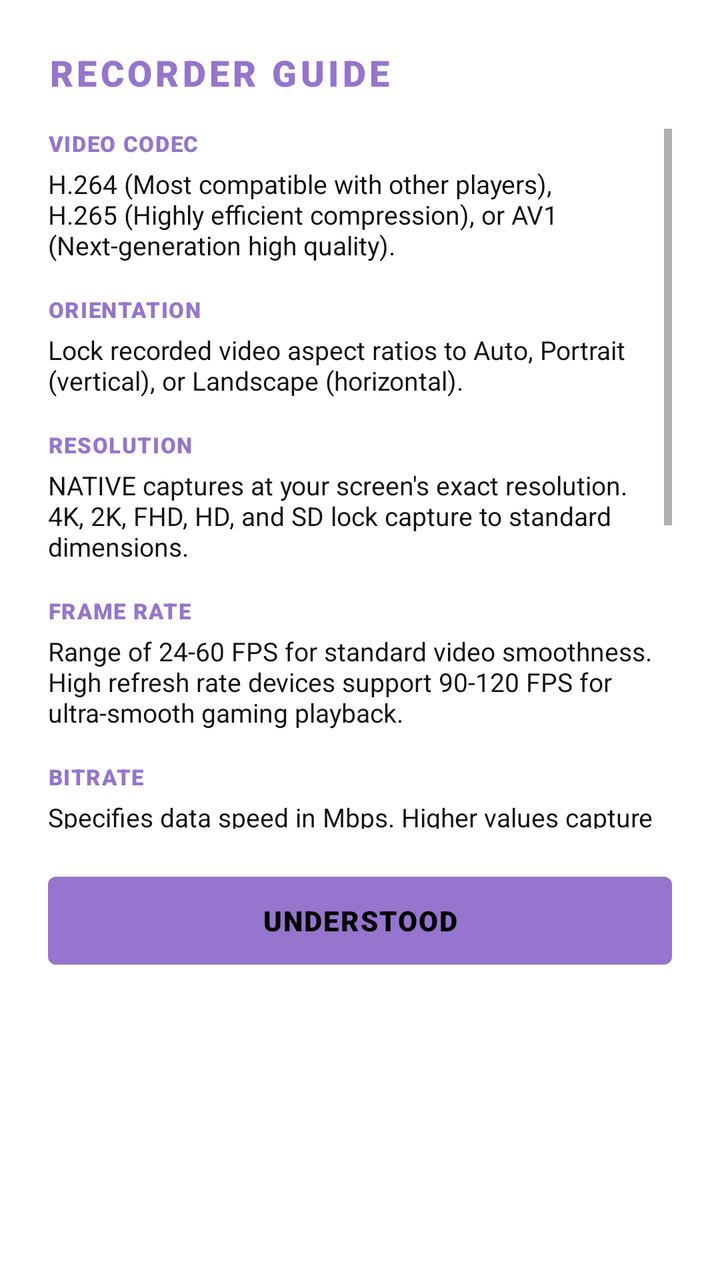
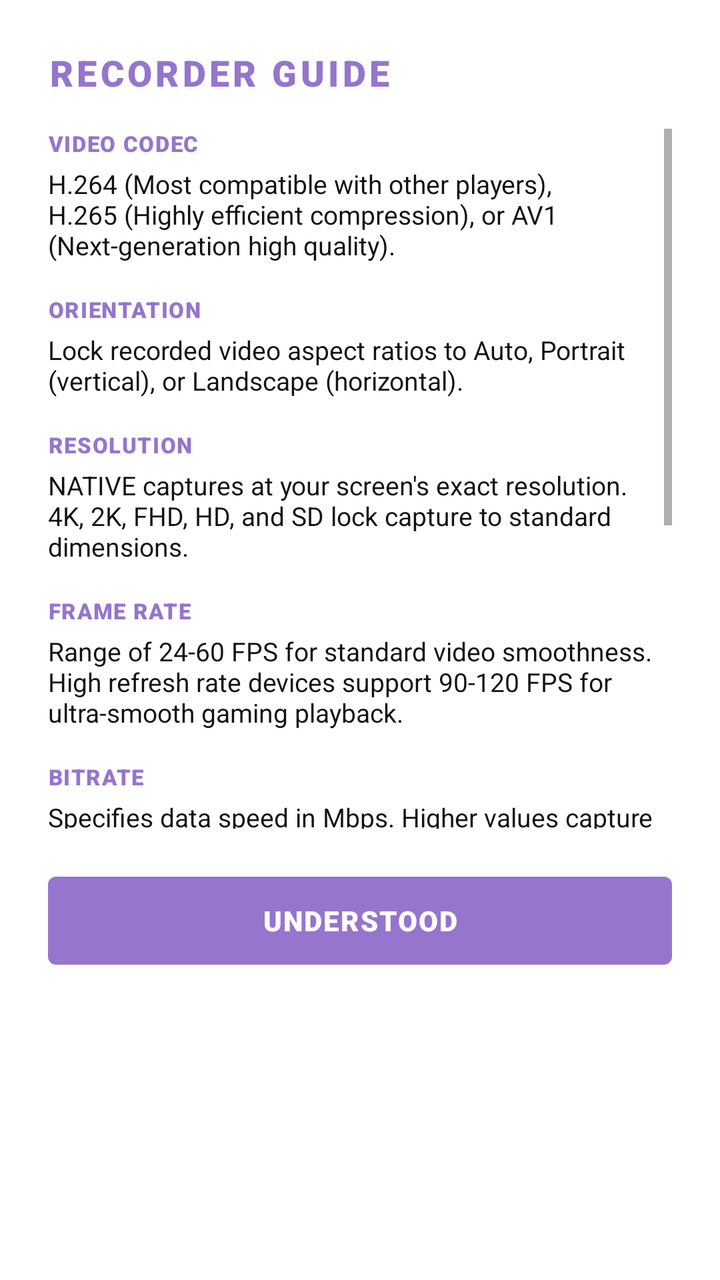

Screens rendered from an Android XML layout before and after an edit, with the pre-edit source and the edit as a unified diff.
<!-- AndroidManifest.xml: application theme Theme.RecorderX -->
<!-- res/layout/dialog_guide.xml -->
<?xml version="1.0" encoding="utf-8"?>
<com.google.android.material.card.MaterialCardView
    xmlns:android="http://schemas.android.com/apk/res/android"
    xmlns:app="http://schemas.android.com/apk/res-auto"
    android:layout_width="match_parent"
    android:layout_height="wrap_content"
    app:cardCornerRadius="12dp"
    app:strokeWidth="0dp"
    app:cardBackgroundColor="@color/bg_main">

    <LinearLayout
        android:layout_width="match_parent"
        android:layout_height="wrap_content"
        android:orientation="vertical"
        android:padding="24dp">

        
        <TextView
            android:id="@+id/dialogTitle"
            android:layout_width="wrap_content"
            android:layout_height="wrap_content"
            android:text="@string/guide_title"
            android:fontFamily="sans-serif-black"
            android:textColor="@color/accent_lavender"
            android:textSize="18sp"
            android:letterSpacing="0.1"
            android:layout_marginBottom="16dp"/>

        
        <androidx.core.widget.NestedScrollView
            android:layout_width="match_parent"
            android:layout_height="350dp"
            android:layout_marginBottom="20dp"
            android:scrollbars="vertical">

            <LinearLayout
                android:layout_width="match_parent"
                android:layout_height="wrap_content"
                android:orientation="vertical">

                
                <LinearLayout
                    android:layout_width="match_parent"
                    android:layout_height="wrap_content"
                    android:orientation="vertical"
                    android:layout_marginBottom="16dp">
                    <TextView
                        android:layout_width="wrap_content"
                        android:layout_height="wrap_content"
                        android:text="@string/video_codec_label"
                        android:fontFamily="sans-serif-black"
                        android:textColor="@color/accent_lavender"
                        android:textSize="11sp"
                        android:letterSpacing="0.05"/>
                    <TextView
                        android:layout_width="match_parent"
                        android:layout_height="wrap_content"
                        android:text="@string/guide_codec_desc"
                        android:textColor="@color/text_primary"
                        android:textSize="13sp"
                        android:fontFamily="sans-serif"
                        android:layout_marginTop="4dp" />
                </LinearLayout>

                
                <LinearLayout
                    android:layout_width="match_parent"
                    android:layout_height="wrap_content"
                    android:orientation="vertical"
                    android:layout_marginBottom="16dp">
                    <TextView
                        android:layout_width="wrap_content"
                        android:layout_height="wrap_content"
                        android:text="@string/orientation_label"
                        android:fontFamily="sans-serif-black"
                        android:textColor="@color/accent_lavender"
                        android:textSize="11sp"
                        android:letterSpacing="0.05"/>
                    <TextView
                        android:layout_width="match_parent"
                        android:layout_height="wrap_content"
                        android:text="@string/guide_orientation_desc"
                        android:textColor="@color/text_primary"
                        android:textSize="13sp"
                        android:fontFamily="sans-serif"
                        android:layout_marginTop="4dp" />
                </LinearLayout>

                
                <LinearLayout
                    android:layout_width="match_parent"
                    android:layout_height="wrap_content"
                    android:orientation="vertical"
                    android:layout_marginBottom="16dp">
                    <TextView
                        android:layout_width="wrap_content"
                        android:layout_height="wrap_content"
                        android:text="@string/resolution_label"
                        android:fontFamily="sans-serif-black"
                        android:textColor="@color/accent_lavender"
                        android:textSize="11sp"
                        android:letterSpacing="0.05"/>
                    <TextView
                        android:layout_width="match_parent"
                        android:layout_height="wrap_content"
                        android:text="@string/guide_resolution_desc"
                        android:textColor="@color/text_primary"
                        android:textSize="13sp"
                        android:fontFamily="sans-serif"
                        android:layout_marginTop="4dp" />
                </LinearLayout>

                
                <LinearLayout
                    android:layout_width="match_parent"
                    android:layout_height="wrap_content"
                    android:orientation="vertical"
                    android:layout_marginBottom="16dp">
                    <TextView
                        android:layout_width="wrap_content"
                        android:layout_height="wrap_content"
                        android:text="@string/fps_label"
                        android:fontFamily="sans-serif-black"
                        android:textColor="@color/accent_lavender"
                        android:textSize="11sp"
                        android:letterSpacing="0.05"/>
                    <TextView
                        android:layout_width="match_parent"
                        android:layout_height="wrap_content"
                        android:text="@string/guide_fps_desc"
                        android:textColor="@color/text_primary"
                        android:textSize="13sp"
                        android:fontFamily="sans-serif"
                        android:layout_marginTop="4dp" />
                </LinearLayout>

                
                <LinearLayout
                    android:layout_width="match_parent"
                    android:layout_height="wrap_content"
                    android:orientation="vertical"
                    android:layout_marginBottom="16dp">
                    <TextView
                        android:layout_width="wrap_content"
                        android:layout_height="wrap_content"
                        android:text="@string/bitrate_label"
                        android:fontFamily="sans-serif-black"
                        android:textColor="@color/accent_lavender"
                        android:textSize="11sp"
                        android:letterSpacing="0.05"/>
                    <TextView
                        android:layout_width="match_parent"
                        android:layout_height="wrap_content"
                        android:text="@string/guide_bitrate_desc"
                        android:textColor="@color/text_primary"
                        android:textSize="13sp"
                        android:fontFamily="sans-serif"
                        android:layout_marginTop="4dp" />
                </LinearLayout>

                
                <LinearLayout
                    android:layout_width="match_parent"
                    android:layout_height="wrap_content"
                    android:orientation="vertical"
                    android:layout_marginBottom="16dp">
                    <TextView
                        android:layout_width="wrap_content"
                        android:layout_height="wrap_content"
                        android:text="@string/bitrate_mode_label"
                        android:fontFamily="sans-serif-black"
                        android:textColor="@color/accent_lavender"
                        android:textSize="11sp"
                        android:letterSpacing="0.05"/>
                    <TextView
                        android:layout_width="match_parent"
                        android:layout_height="wrap_content"
                        android:text="@string/guide_bitrate_mode_desc"
                        android:textColor="@color/text_primary"
                        android:textSize="13sp"
                        android:fontFamily="sans-serif"
                        android:layout_marginTop="4dp" />
                </LinearLayout>

                
                <LinearLayout
                    android:layout_width="match_parent"
                    android:layout_height="wrap_content"
                    android:orientation="vertical"
                    android:layout_marginBottom="16dp">
                    <TextView
                        android:layout_width="wrap_content"
                        android:layout_height="wrap_content"
                        android:text="@string/audio_source_label"
                        android:fontFamily="sans-serif-black"
                        android:textColor="@color/accent_lavender"
                        android:textSize="11sp"
                        android:letterSpacing="0.05"/>
                    <TextView
                        android:layout_width="match_parent"
                        android:layout_height="wrap_content"
                        android:text="@string/guide_audio_source_desc"
                        android:textColor="@color/text_primary"
                        android:textSize="13sp"
                        android:fontFamily="sans-serif"
                        android:layout_marginTop="4dp" />
                </LinearLayout>

                
                <LinearLayout
                    android:layout_width="match_parent"
                    android:layout_height="wrap_content"
                    android:orientation="vertical">
                    <TextView
                        android:layout_width="wrap_content"
                        android:layout_height="wrap_content"
                        android:text="@string/audio_quality_label"
                        android:fontFamily="sans-serif-black"
                        android:textColor="@color/accent_lavender"
                        android:textSize="11sp"
                        android:letterSpacing="0.05"/>
                    <TextView
                        android:layout_width="match_parent"
                        android:layout_height="wrap_content"
                        android:text="@string/guide_audio_quality_desc"
                        android:textColor="@color/text_primary"
                        android:textSize="13sp"
                        android:fontFamily="sans-serif"
                        android:layout_marginTop="4dp" />
                </LinearLayout>

            </LinearLayout>
        </androidx.core.widget.NestedScrollView>

        
        <com.google.android.material.button.MaterialButton
            android:id="@+id/btnUnderstood"
            android:layout_width="match_parent"
            android:layout_height="52dp"
            android:text="@string/guide_understood"
            android:textColor="@color/black"
            android:textSize="14sp"
            android:fontFamily="sans-serif-black"
            android:letterSpacing="0.05"
            app:backgroundTint="@color/accent_lavender"
            app:cornerRadius="4dp"
            android:elevation="0dp" />

    </LinearLayout>
</com.google.android.material.card.MaterialCardView>
<!-- resources referenced by this layout -->
<resources>
  <color name="accent_lavender">#9575CD</color>
  <color name="bg_main">#FFFFFF</color>
  <color name="black">#FF000000</color>
  <color name="text_primary">#121212</color>
  <string name="audio_quality_label">AUDIO QUALITY</string>
  <string name="audio_source_label">AUDIO SOURCE</string>
  <string name="bitrate_label">BITRATE</string>
  <string name="bitrate_mode_label">BITRATE MODE</string>
  <string name="fps_label">FRAME RATE</string>
  <string name="guide_audio_quality_desc">Adjust audio sample rate and encoding bitrate. Higher tiers provide cleaner, noise-free sound details.</string>
  <string name="guide_audio_source_desc">Choose from Silence (OFF), Microphone (MIC), System Internal Loopback (SYS), or MIX (SYS+MIC) to record both together.</string>
  <string name="guide_bitrate_desc">Specifies data speed in Mbps. Higher values capture sharper details during movement but result in larger video files.</string>
  <string name="guide_bitrate_mode_desc">VBR (Variable Bitrate) dynamically scales data rate to save storage. CBR (Constant Bitrate) forces high details regardless of movement.</string>
  <string name="guide_codec_desc">H.264 (Most compatible with other players), H.265 (Highly efficient compression), or AV1 (Next-generation high quality).</string>
  <string name="guide_fps_desc">Range of 24-60 FPS for standard video smoothness. High refresh rate devices support 90-120 FPS for ultra-smooth gaming playback.</string>
  <string name="guide_orientation_desc">Lock recorded video aspect ratios to Auto, Portrait (vertical), or Landscape (horizontal).</string>
  <string name="guide_resolution_desc">NATIVE captures at your screen\'s exact resolution. 4K, 2K, FHD, HD, and SD lock capture to standard dimensions.</string>
  <string name="guide_title">RECORDER GUIDE</string>
  <string name="guide_understood">UNDERSTOOD</string>
  <string name="orientation_label">ORIENTATION</string>
  <string name="resolution_label">RESOLUTION</string>
  <string name="video_codec_label">VIDEO CODEC</string>
  <style name="Theme.RecorderX" parent="Theme.Material3.DayNight.NoActionBar">
          <item name="colorPrimary">@color/accent_lavender</item>
          <item name="android:windowBackground">@color/bg_main</item>
          <item name="android:statusBarColor">@color/bg_main</item>
          <item name="android:navigationBarColor">@color/bg_main</item>
          <item name="colorSecondary">@color/accent_lavender_dim</item>
          <item name="colorTertiary">@color/text_secondary</item>
          <item name="android:textColorPrimary">@color/text_primary</item>
          <item name="android:textColorSecondary">@color/text_secondary</item>
          <item name="android:windowLightStatusBar">true</item>
          <item name="elevationOverlayEnabled">false</item>
          <item name="colorSurface">@color/bg_main</item>
      </style>
  <color name="accent_lavender_dim">#1A9575CD</color>
  <color name="text_secondary">#666666</color>
</resources>

<!-- the commit's change to res/layout/dialog_guide.xml (unified diff, before → after) -->
@@ -238,7 +238,7 @@
             android:layout_width="match_parent"
             android:layout_height="52dp"
             android:text="@string/guide_understood"
-            android:textColor="@color/black"
+            android:textColor="@color/bg_main"
             android:textSize="14sp"
             android:fontFamily="sans-serif-black"
             android:letterSpacing="0.05"
<!-- resource entries referenced after the edit -->
@@ -2,7 +2,6 @@
 <resources>
   <color name="accent_lavender">#9575CD</color>
   <color name="bg_main">#FFFFFF</color>
-  <color name="black">#FF000000</color>
   <color name="text_primary">#121212</color>
   <string name="audio_quality_label">AUDIO QUALITY</string>
   <string name="audio_source_label">AUDIO SOURCE</string>
@@ -34,8 +33,17 @@
           <item name="android:windowLightStatusBar">true</item>
           <item name="elevationOverlayEnabled">false</item>
           <item name="colorSurface">@color/bg_main</item>
+          <item name="sliderStyle">@style/Widget.Custom.Slider</item>
       </style>
   <color name="accent_lavender_dim">#1A9575CD</color>
   <color name="text_secondary">#666666</color>
+  <style name="Widget.Custom.Slider" parent="Widget.Material3.Slider">
+          <item name="labelStyle">@style/Widget.Custom.Tooltip</item>
+      </style>
+  <style name="Widget.Custom.Tooltip" parent="Widget.Material3.Tooltip">
+          <item name="backgroundTint">@color/slider_blue</item>
+          <item name="android:textColor">@color/bg_main</item>
+      </style>
+  <color name="slider_blue">#3FA9F5</color>
 </resources>
 
